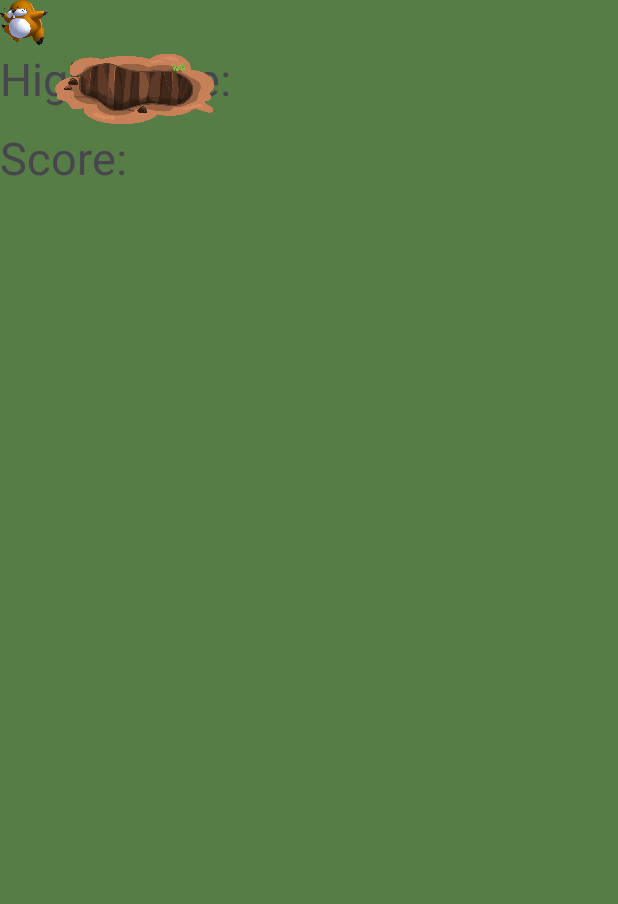
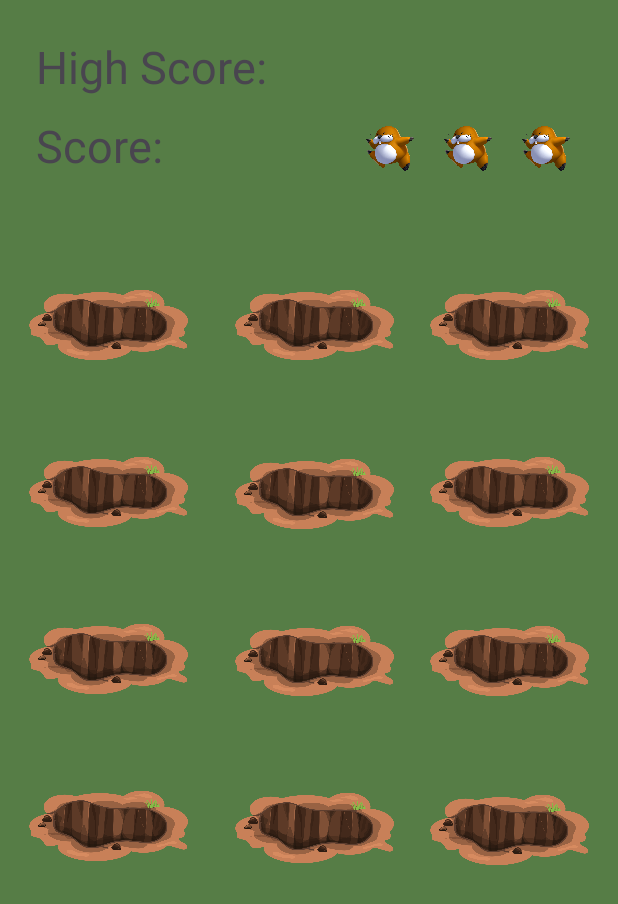
Before and after one commit to Pswiss10/CPRE388, an Android app: the screen it shows after launch (MainActivity), on a phone screen of 412 x 824 dp. Shown: the top 904 px of the screen. Run offline under Robolectric (Android 15) with nearby library versions, the phone set to English and light mode, and no system bars.

Commit message:
Fixed constraints

```diff
--- a/app/src/main/res/layout/activity_main.xml
+++ b/app/src/main/res/layout/activity_main.xml
@@ -12,261 +12,312 @@
         android:id="@+id/highscore"
         android:layout_width="wrap_content"
         android:layout_height="wrap_content"
-        android:layout_marginTop="32dp"
+        android:layout_marginStart="24dp"
+        android:layout_marginTop="24dp"
         android:text="High Score: "
         android:textSize="30dp"
-        app:layout_constraintTop_toTopOf="parent"
-        tools:layout_editor_absoluteX="16dp" />
+        app:layout_constraintStart_toStartOf="parent"
+        app:layout_constraintTop_toTopOf="parent" />
 
     <TextView
         android:id="@+id/score"
         android:layout_width="wrap_content"
         android:layout_height="wrap_content"
+        android:layout_marginStart="24dp"
         android:layout_marginTop="12dp"
         android:text="Score: "
         android:textSize="30dp"
-        app:layout_constraintTop_toBottomOf="@+id/highscore"
-        tools:layout_editor_absoluteX="16dp" />
+        app:layout_constraintStart_toStartOf="parent"
+        app:layout_constraintTop_toBottomOf="@+id/highscore" />
 
     <ImageView
         android:id="@+id/hole1"
         android:layout_width="180dp"
         android:layout_height="111dp"
+        android:layout_marginTop="40dp"
+        android:layout_marginEnd="250dp"
         android:background="#00000000"
-        app:srcCompat="@drawable/hole2"
-        tools:layout_editor_absoluteX="115dp"
-        tools:layout_editor_absoluteY="156dp" />
+        app:layout_constraintEnd_toEndOf="parent"
+        app:layout_constraintTop_toBottomOf="@+id/score"
+        app:srcCompat="@drawable/hole2" />
 
     <ImageView
         android:id="@+id/hole2"
         android:layout_width="180dp"
         android:layout_height="111dp"
+        android:layout_marginStart="120dp"
+        android:layout_marginTop="40dp"
         android:background="#00000000"
-        app:srcCompat="@drawable/hole2"
-        tools:layout_editor_absoluteX="251dp"
-        tools:layout_editor_absoluteY="156dp" />
+        app:layout_constraintStart_toStartOf="parent"
+        app:layout_constraintTop_toBottomOf="@+id/score"
+        app:srcCompat="@drawable/hole2" />
 
     <ImageView
         android:id="@+id/hole3"
         android:layout_width="180dp"
         android:layout_height="111dp"
+        android:layout_marginStart="250dp"
+        android:layout_marginTop="40dp"
         android:background="#00000000"
-        app:srcCompat="@drawable/hole2"
-        tools:layout_editor_absoluteX="-18dp"
-        tools:layout_editor_absoluteY="156dp" />
+        app:layout_constraintStart_toStartOf="parent"
+        app:layout_constraintTop_toBottomOf="@+id/score"
+        app:srcCompat="@drawable/hole2" />
 
     <ImageView
         android:id="@+id/hole4"
         android:layout_width="180dp"
         android:layout_height="111dp"
+        android:layout_marginEnd="250dp"
         android:background="#00000000"
-        app:srcCompat="@drawable/hole2"
-        tools:layout_editor_absoluteX="-18dp"
-        tools:layout_editor_absoluteY="267dp" />
+        app:layout_constraintEnd_toEndOf="parent"
+        app:layout_constraintTop_toBottomOf="@+id/hole1"
+        app:srcCompat="@drawable/hole2" />
+
+    <ImageView
+        android:id="@+id/hole5"
+        android:layout_width="180dp"
+        android:layout_height="111dp"
+        android:layout_marginStart="120dp"
+        android:layout_marginTop="1dp"
+        android:background="#00000000"
+        app:layout_constraintStart_toStartOf="parent"
+        app:layout_constraintTop_toBottomOf="@+id/hole2"
+        app:srcCompat="@drawable/hole2" />
 
     <ImageView
         android:id="@+id/hole6"
         android:layout_width="180dp"
         android:layout_height="111dp"
+        android:layout_marginStart="250dp"
         android:background="#00000000"
-        app:srcCompat="@drawable/hole2"
-        tools:layout_editor_absoluteX="251dp"
-        tools:layout_editor_absoluteY="267dp" />
-
-    <ImageView
-        android:id="@+id/hole5"
-        android:layout_width="180dp"
-        android:layout_height="111dp"
-        android:background="#00000000"
-        app:srcCompat="@drawable/hole2"
-        tools:layout_editor_absoluteX="115dp"
-        tools:layout_editor_absoluteY="267dp" />
+        app:layout_constraintStart_toStartOf="parent"
+        app:layout_constraintTop_toBottomOf="@+id/hole2"
+        app:srcCompat="@drawable/hole2" />
 
     <ImageView
         android:id="@+id/hole7"
         android:layout_width="180dp"
         android:layout_height="111dp"
+        android:layout_marginEnd="250dp"
         android:background="#00000000"
-        app:srcCompat="@drawable/hole2"
-        tools:layout_editor_absoluteX="-18dp"
-        tools:layout_editor_absoluteY="378dp" />
+        app:layout_constraintEnd_toEndOf="parent"
+        app:layout_constraintTop_toBottomOf="@+id/hole4"
+        app:srcCompat="@drawable/hole2" />
 
     <ImageView
         android:id="@+id/hole8"
         android:layout_width="180dp"
         android:layout_height="111dp"
+        android:layout_marginStart="120dp"
         android:background="#00000000"
-        app:srcCompat="@drawable/hole2"
-        tools:layout_editor_absoluteX="115dp"
-        tools:layout_editor_absoluteY="378dp" />
+        app:layout_constraintStart_toStartOf="parent"
+        app:layout_constraintTop_toBottomOf="@+id/hole5"
+        app:srcCompat="@drawable/hole2" />
 
     <ImageView
         android:id="@+id/hole9"
         android:layout_width="180dp"
         android:layout_height="111dp"
+        android:layout_marginStart="250dp"
+        android:layout_marginTop="1dp"
         android:background="#00000000"
-        app:srcCompat="@drawable/hole2"
-        tools:layout_editor_absoluteX="251dp"
-        tools:layout_editor_absoluteY="378dp" />
+        app:layout_constraintStart_toStartOf="parent"
+        app:layout_constraintTop_toBottomOf="@+id/hole6"
+        app:srcCompat="@drawable/hole2" />
 
     <ImageView
         android:id="@+id/hole10"
         android:layout_width="180dp"
         android:layout_height="111dp"
+        android:layout_marginEnd="250dp"
         android:background="#00000000"
-        app:srcCompat="@drawable/hole2"
-        tools:layout_editor_absoluteX="-18dp"
-        tools:layout_editor_absoluteY="489dp" />
+        app:layout_constraintEnd_toEndOf="parent"
+        app:layout_constraintTop_toBottomOf="@+id/hole7"
+        app:srcCompat="@drawable/hole2" />
 
     <ImageView
         android:id="@+id/hole11"
         android:layout_width="180dp"
         android:layout_height="111dp"
+        android:layout_marginStart="120dp"
+        android:layout_marginTop="1dp"
         android:background="#00000000"
-        app:srcCompat="@drawable/hole2"
-        tools:layout_editor_absoluteX="115dp"
-        tools:layout_editor_absoluteY="489dp" />
+        app:layout_constraintStart_toStartOf="parent"
+        app:layout_constraintTop_toBottomOf="@+id/hole7"
+        app:srcCompat="@drawable/hole2" />
 
     <ImageView
         android:id="@+id/hole12"
         android:layout_width="180dp"
         android:layout_height="111dp"
+        android:layout_marginStart="250dp"
+        android:layout_marginTop="1dp"
         android:background="#00000000"
-        app:srcCompat="@drawable/hole2"
-        tools:layout_editor_absoluteX="251dp"
-        tools:layout_editor_absoluteY="489dp" />
+        app:layout_constraintStart_toStartOf="parent"
+        app:layout_constraintTop_toBottomOf="@+id/hole9"
+        app:srcCompat="@drawable/hole2" />
 
     <ImageView
         android:id="@+id/mole1"
         android:layout_width="97dp"
+        android:layout_height="81dp"
+        android:layout_marginStart="24dp"
+        android:layout_marginTop="24dp"
         android:visibility="invisible"
-        android:layout_height="81dp"
-        app:srcCompat="@drawable/mole"
-        tools:layout_editor_absoluteX="25dp"
-        tools:layout_editor_absoluteY="142dp" />
+        app:layout_constraintStart_toStartOf="parent"
+        app:layout_constraintTop_toBottomOf="@+id/score"
+        app:srcCompat="@drawable/mole" />
 
     <ImageView
         android:id="@+id/mole2"
         android:layout_width="97dp"
         android:layout_height="81dp"
-        app:srcCompat="@drawable/mole"
+        android:layout_marginStart="36dp"
+        android:layout_marginTop="24dp"
         android:visibility="invisible"
-        tools:layout_editor_absoluteX="154dp"
-        tools:layout_editor_absoluteY="142dp" />
+        app:layout_constraintStart_toEndOf="@+id/mole1"
+        app:layout_constraintTop_toBottomOf="@+id/score"
+        app:srcCompat="@drawable/mole" />
 
     <ImageView
         android:id="@+id/mole3"
         android:layout_width="97dp"
         android:layout_height="81dp"
+        android:layout_marginStart="40dp"
+        android:layout_marginTop="24dp"
         android:visibility="invisible"
-        app:srcCompat="@drawable/mole"
-        tools:layout_editor_absoluteX="295dp"
-        tools:layout_editor_absoluteY="142dp" />
+        app:layout_constraintStart_toEndOf="@+id/mole2"
+        app:layout_constraintTop_toBottomOf="@+id/score"
+        app:srcCompat="@drawable/mole" />
 
     <ImageView
         android:id="@+id/mole4"
         android:layout_width="97dp"
         android:layout_height="81dp"
+        android:layout_marginStart="24dp"
+        android:layout_marginTop="30dp"
         android:visibility="invisible"
-        app:srcCompat="@drawable/mole"
-        tools:layout_editor_absoluteX="25dp"
-        tools:layout_editor_absoluteY="250dp" />
+        app:layout_constraintStart_toStartOf="parent"
+        app:layout_constraintTop_toBottomOf="@+id/mole1"
+        app:srcCompat="@drawable/mole" />
 
     <ImageView
         android:id="@+id/mole5"
         android:layout_width="97dp"
         android:layout_height="81dp"
+        android:layout_marginStart="36dp"
+        android:layout_marginTop="30dp"
         android:visibility="invisible"
-        app:srcCompat="@drawable/mole"
-        tools:layout_editor_absoluteX="154dp"
-        tools:layout_editor_absoluteY="250dp" />
+        app:layout_constraintStart_toEndOf="@+id/mole4"
+        app:layout_constraintTop_toBottomOf="@+id/mole2"
+        app:srcCompat="@drawable/mole" />
 
     <ImageView
         android:id="@+id/mole6"
         android:layout_width="97dp"
         android:layout_height="81dp"
-        app:srcCompat="@drawable/mole"
+        android:layout_marginStart="40dp"
+        android:layout_marginTop="30dp"
         android:visibility="invisible"
-        tools:layout_editor_absoluteX="295dp"
-        tools:layout_editor_absoluteY="250dp" />
+        app:layout_constraintStart_toEndOf="@+id/mole5"
+        app:layout_constraintTop_toBottomOf="@+id/mole3"
+        app:srcCompat="@drawable/mole" />
 
     <ImageView
         android:id="@+id/mole7"
         android:layout_width="97dp"
         android:layout_height="81dp"
+        android:layout_marginStart="24dp"
+        android:layout_marginTop="30dp"
         android:visibility="invisible"
-        app:srcCompat="@drawable/mole"
-        tools:layout_editor_absoluteX="25dp"
-        tools:layout_editor_absoluteY="363dp" />
+        app:layout_constraintStart_toStartOf="parent"
+        app:layout_constraintTop_toBottomOf="@+id/mole4"
+        app:srcCompat="@drawable/mole" />
 
     <ImageView
         android:id="@+id/mole8"
         android:layout_width="97dp"
         android:layout_height="81dp"
+        android:layout_marginStart="36dp"
+        android:layout_marginTop="30dp"
         android:visibility="invisible"
-        app:srcCompat="@drawable/mole"
-        tools:layout_editor_absoluteX="295dp"
-        tools:layout_editor_absoluteY="363dp" />
+        app:layout_constraintStart_toEndOf="@+id/mole7"
+        app:layout_constraintTop_toBottomOf="@+id/mole5"
+        app:srcCompat="@drawable/mole" />
 
     <ImageView
         android:id="@+id/mole9"
         android:layout_width="97dp"
         android:layout_height="81dp"
+        android:layout_marginStart="40dp"
+        android:layout_marginTop="30dp"
         android:visibility="invisible"
-        app:srcCompat="@drawable/mole"
-        tools:layout_editor_absoluteX="154dp"
-        tools:layout_editor_absoluteY="363dp" />
+        app:layout_constraintStart_toEndOf="@+id/mole8"
+        app:layout_constraintTop_toBottomOf="@+id/mole6"
+        app:srcCompat="@drawable/mole" />
 
     <ImageView
         android:id="@+id/mole10"
         android:layout_width="97dp"
         android:layout_height="81dp"
+        android:layout_marginStart="24dp"
+        android:layout_marginTop="30dp"
         android:visibility="invisible"
-        app:srcCompat="@drawable/mole"
-        tools:layout_editor_absoluteX="25dp"
-        tools:layout_editor_absoluteY="472dp" />
+        app:layout_constraintStart_toStartOf="parent"
+        app:layout_constraintTop_toBottomOf="@+id/mole7"
+        app:srcCompat="@drawable/mole" />
 
     <ImageView
         android:id="@+id/mole11"
         android:layout_width="97dp"
         android:layout_height="81dp"
+        android:layout_marginStart="36dp"
+        android:layout_marginTop="30dp"
         android:visibility="invisible"
-        app:srcCompat="@drawable/mole"
-        tools:layout_editor_absoluteX="157dp"
-        tools:layout_editor_absoluteY="472dp" />
+        app:layout_constraintStart_toEndOf="@+id/mole10"
+        app:layout_constraintTop_toBottomOf="@+id/mole8"
+        app:srcCompat="@drawable/mole" />
 
     <ImageView
         android:id="@+id/mole12"
         android:layout_width="97dp"
         android:layout_height="81dp"
+        android:layout_marginStart="40dp"
+        android:layout_marginTop="30dp"
         android:visibility="invisible"
-        app:srcCompat="@drawable/mole"
-        tools:layout_editor_absoluteX="295dp"
-        tools:layout_editor_absoluteY="472dp" />
+        app:layout_constraintStart_toEndOf="@+id/mole11"
+        app:layout_constraintTop_toBottomOf="@+id/mole9"
+        app:srcCompat="@drawable/mole" />
+
+    <ImageView
+        android:id="@+id/life2"
+        android:layout_width="32dp"
+        android:layout_height="30dp"
+        android:layout_marginTop="84dp"
+        android:layout_marginEnd="20dp"
+        app:layout_constraintEnd_toStartOf="@+id/life3"
+        app:layout_constraintTop_toTopOf="parent"
+        app:srcCompat="@drawable/mole" />
 
     <ImageView
         android:id="@+id/life3"
         android:layout_width="32dp"
         android:layout_height="30dp"
-        app:srcCompat="@drawable/mole"
-        tools:layout_editor_absoluteX="363dp"
-        tools:layout_editor_absoluteY="16dp" />
-
-    <ImageView
-        android:id="@+id/life2"
-        android:layout_width="32dp"
-        android:layout_height="30dp"
-        app:srcCompat="@drawable/mole"
-        tools:layout_editor_absoluteX="321dp"
-        tools:layout_editor_absoluteY="16dp" />
+        android:layout_marginTop="84dp"
+        android:layout_marginEnd="32dp"
+        app:layout_constraintEnd_toEndOf="parent"
+        app:layout_constraintTop_toTopOf="parent"
+        app:srcCompat="@drawable/mole" />
 
     <ImageView
         android:id="@+id/life1"
         android:layout_width="32dp"
         android:layout_height="30dp"
-        app:srcCompat="@drawable/mole"
-        tools:layout_editor_absoluteX="279dp"
-        tools:layout_editor_absoluteY="16dp" />
+        android:layout_marginTop="84dp"
+        android:layout_marginEnd="20dp"
+        app:layout_constraintEnd_toStartOf="@+id/life2"
+        app:layout_constraintTop_toTopOf="parent"
+        app:srcCompat="@drawable/mole" />
 
 
 </androidx.constraintlayout.widget.ConstraintLayout>
```
